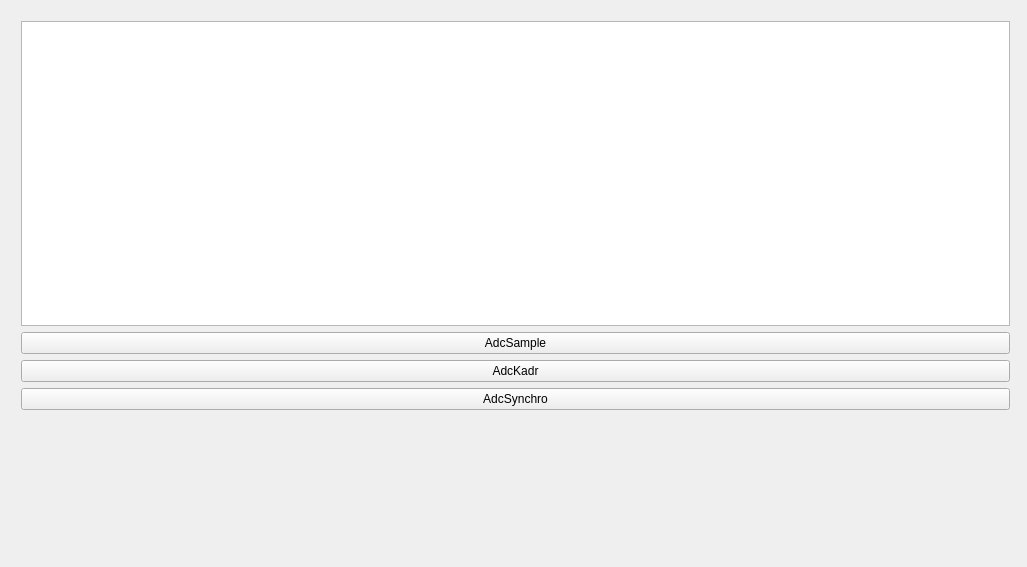
Above: widget.ui from krang4d/Agrekola before the change. Below: the same form after it.
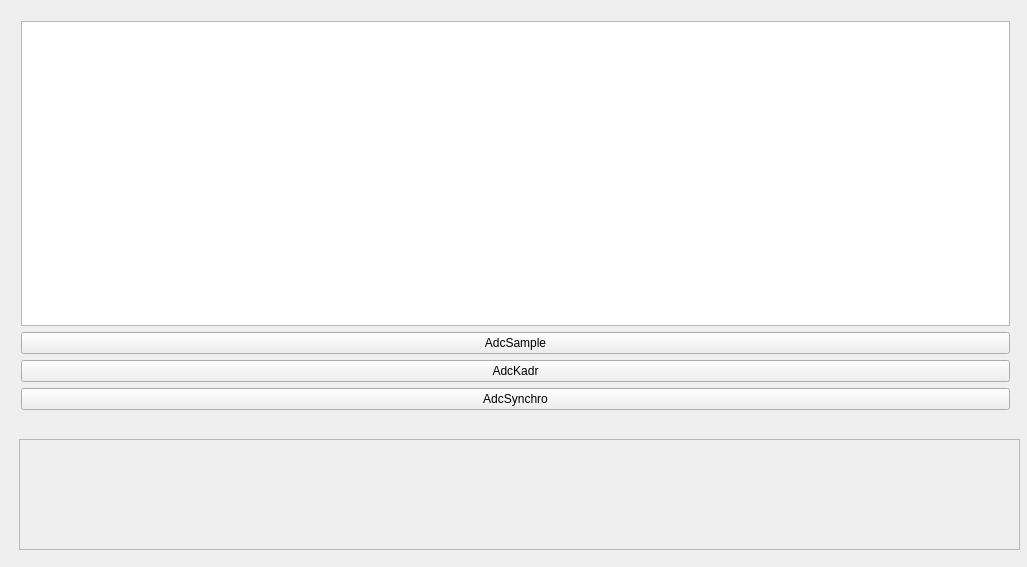
That is the form after the change. Custom widgets are drawn as their Qt base class.

Patch:
```diff
--- a/widget.ui
+++ b/widget.ui
@@ -59,26 +59,24 @@
     </item>
    </layout>
   </widget>
-  <widget class="RealtimeDemo" name="plotRt" native="true">
+  <widget class="QFrame" name="frame_CustomPlot">
    <property name="geometry">
     <rect>
      <x>19</x>
-     <y>429</y>
-     <width>991</width>
-     <height>121</height>
+     <y>439</y>
+     <width>1001</width>
+     <height>111</height>
     </rect>
    </property>
+   <property name="frameShape">
+    <enum>QFrame::StyledPanel</enum>
+   </property>
+   <property name="frameShadow">
+    <enum>QFrame::Raised</enum>
+   </property>
   </widget>
  </widget>
  <layoutdefault spacing="6" margin="11"/>
- <customwidgets>
-  <customwidget>
-   <class>RealtimeDemo</class>
-   <extends>QWidget</extends>
-   <header location="global">realtimedemo.h</header>
-   <container>1</container>
-  </customwidget>
- </customwidgets>
  <resources/>
  <connections/>
 </ui>
```
